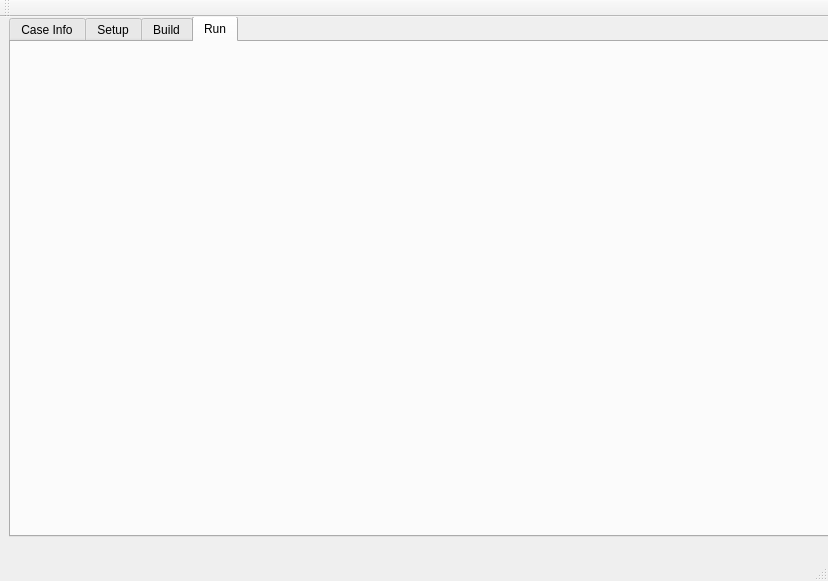
Old version of the form cccg/gui/casewindow.ui in the repository jedwards4b/CCCG.
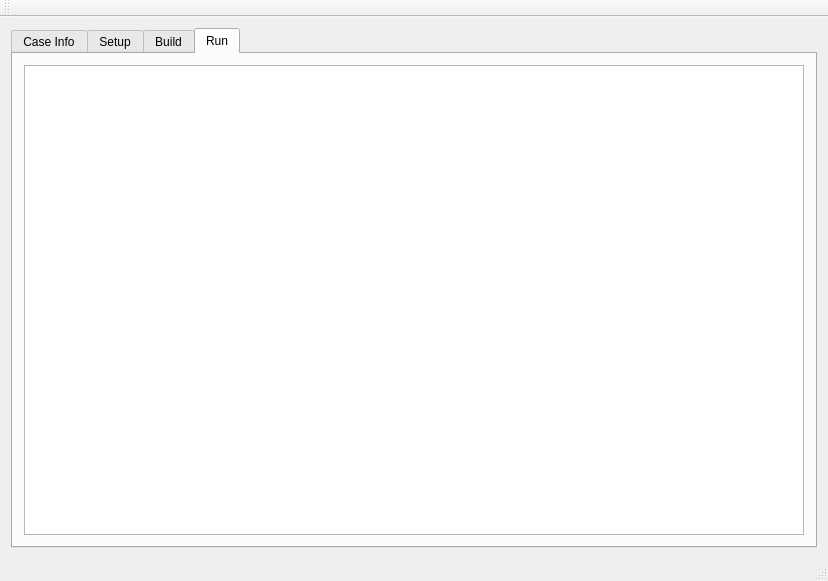
New version of the form. The open tabs and pages were chosen to show the change.

What changed in the file:
```diff
--- a/cccg/gui/casewindow.ui
+++ b/cccg/gui/casewindow.ui
@@ -14,15 +14,9 @@
    <string>CaseWindow</string>
   </property>
   <widget class="QWidget" name="centralWidget">
+   <layout class="QGridLayout" name="gridLayout">
+    <item row="0" column="0">
    <widget class="QTabWidget" name="tabWidget">
-    <property name="geometry">
-     <rect>
-      <x>9</x>
-      <y>-1</y>
-      <width>821</width>
-      <height>521</height>
-     </rect>
-    </property>
     <property name="currentIndex">
      <number>0</number>
     </property>
@@ -63,8 +57,22 @@
      <attribute name="title">
       <string>Run</string>
      </attribute>
-    </widget>
-   </widget>
+       <layout class="QGridLayout" name="gridLayout_3">
+        <item row="0" column="0">
+         <widget class="QTableWidget" name="RuntableWidget">
+          <attribute name="horizontalHeaderCascadingSectionResizes">
+           <bool>true</bool>
+          </attribute>
+          <attribute name="horizontalHeaderStretchLastSection">
+           <bool>true</bool>
+          </attribute>
+         </widget>
+        </item>
+       </layout>
+      </widget>
+     </widget>
+    </item>
+   </layout>
   </widget>
   <widget class="QMenuBar" name="menuBar">
    <property name="geometry">
```
Left out of the diff: 40 changed lines with no effect on the pictures. Lines whose indentation alone changed are shown as unchanged.
